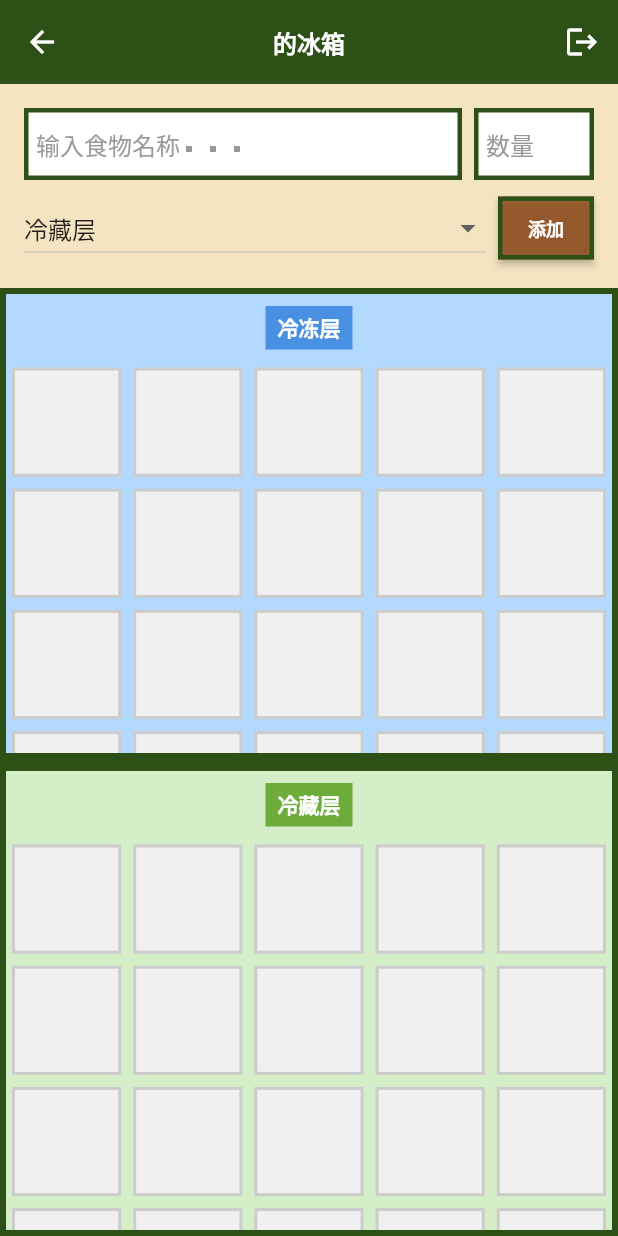
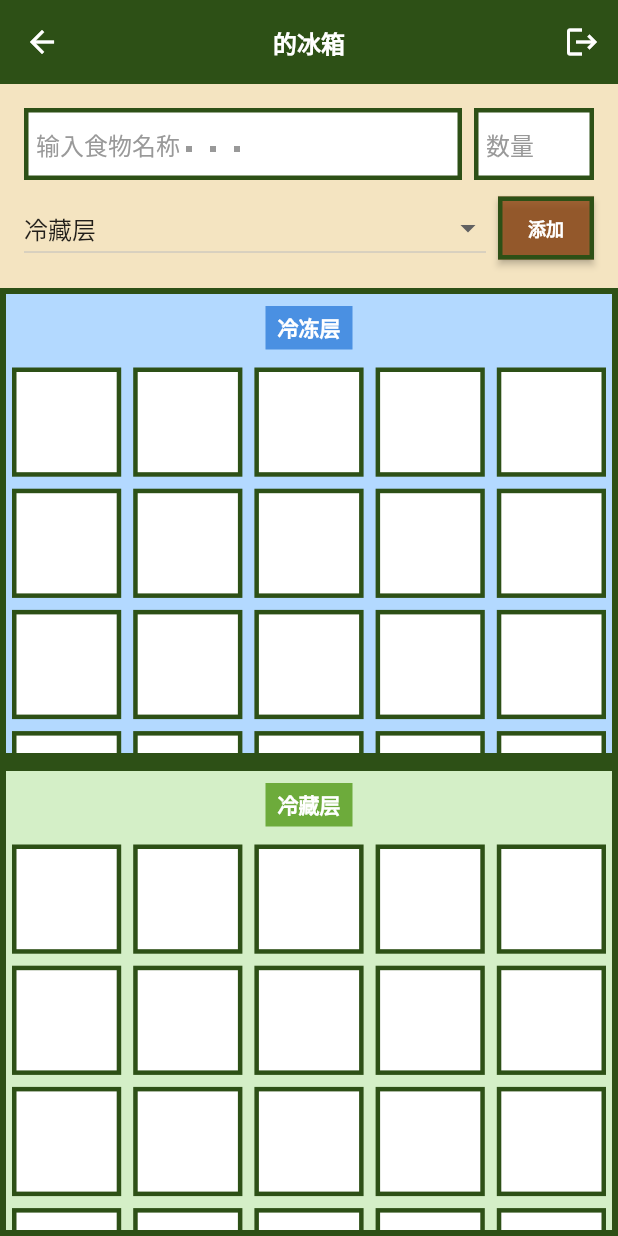
Before and after one commit to JianWang0128/fridge-food-list, a Flutter app: the FridgeHome screen opened directly with empty values, on a phone screen of 412 x 824 dp. Run offline on Flutter 3.47's test engine with Material 3 defaults, Android fonts, the phone set to English and light mode, and no system bars; our stand-ins replace cloud_firestore, firebase_auth, firebase_core, shared_preferences; accounts and stored records are empty.

Commit message:
🎨 增强空格子的边框显示：使用深绿色深色边框

```diff
--- a/lib/main.dart
+++ b/lib/main.dart
@@ -204,8 +204,8 @@ class _FridgeHomeState extends State<FridgeHome> {
       return Container(
         margin: const EdgeInsets.all(4),
         decoration: BoxDecoration(
-          color: const Color(0xFFF0F0F0),
-          border: Border.all(color: const Color(0xFFCCCCCC), width: 2),
+          color: const Color(0xFFFFFFFF),
+          border: Border.all(color: const Color(0xFF2D5016), width: 3),
           borderRadius: BorderRadius.circular(0),
         ),
       );
@@ -282,8 +282,7 @@ class _FridgeHomeState extends State<FridgeHome> {
     );
   }
 
-  List<FridgeItem?> _buildGridItems(
-      List<FridgeItem> items, int gridSize) {
+  List<FridgeItem?> _buildGridItems(List<FridgeItem> items, int gridSize) {
     final result = <FridgeItem?>[];
     result.addAll(items);
     // 填充空格子直到达到 gridSize
@@ -467,12 +466,15 @@ class _FridgeHomeState extends State<FridgeHome> {
                 final items = snapshot.data ?? [];
 
                 // 分离冷冻层和冷藏层的食物
-                final frozenItems = items.where((food) => food.type == 'frozen').toList();
-                final refrigeratedItems = items.where((food) => food.type == 'refrigerated').toList();
+                final frozenItems =
+                    items.where((food) => food.type == 'frozen').toList();
+                final refrigeratedItems =
+                    items.where((food) => food.type == 'refrigerated').toList();
 
                 // 创建固定大小的网格（各层 5x4 = 20 格）
                 final frozenGridItems = _buildGridItems(frozenItems, 20);
-                final refrigeratedGridItems = _buildGridItems(refrigeratedItems, 20);
+                final refrigeratedGridItems =
+                    _buildGridItems(refrigeratedItems, 20);
 
                 return Column(
                   children: [
```
